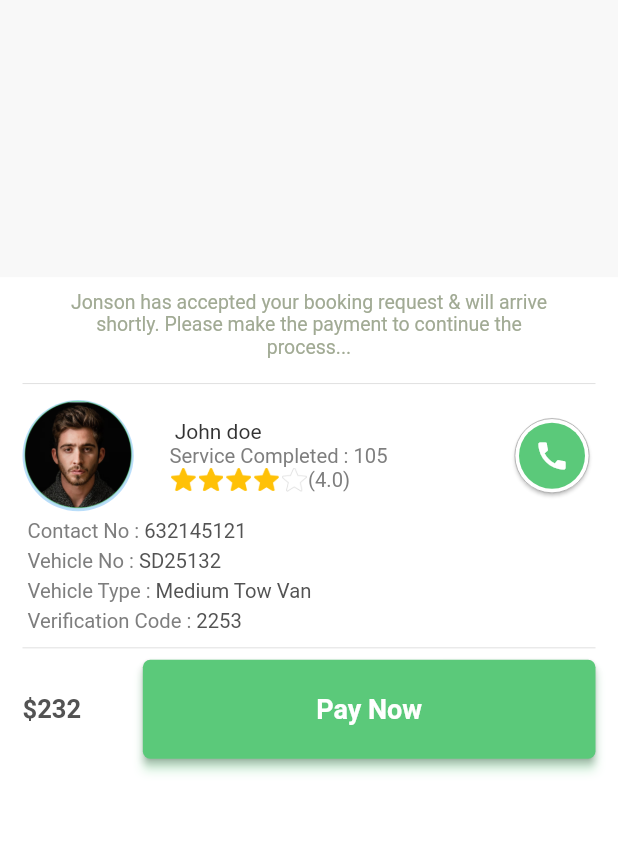
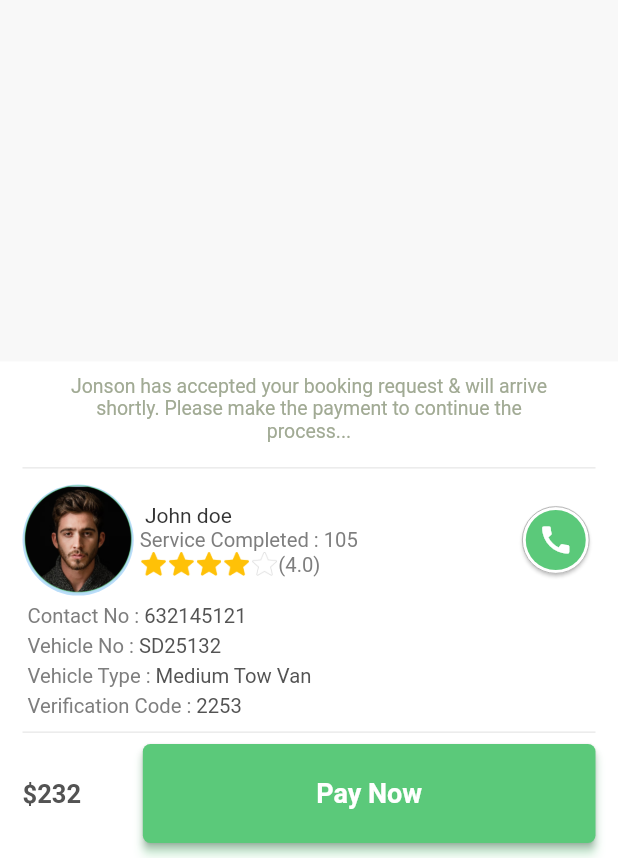
Before and after one commit to harshpatel5404/restowcustomer, a Flutter app: the PayScreen screen opened directly, on a phone screen of 412 x 824 dp, the part 378-1236 px from its top. Run offline on Flutter 3.47's test engine with Material 2 defaults, Android fonts, the phone set to English and light mode, and no system bars; drawn by our look-alikes of flutter_rating_bar; our stand-ins replace dotted_border, flutter_calendar_carousel, flutter_svg, get, otp_text_field.

Commit message:
change in pay

```diff
--- a/lib/Screens/Payments/pay_screen.dart
+++ b/lib/Screens/Payments/pay_screen.dart
@@ -73,7 +73,6 @@ class _PayScreenState extends State<PayScreen> {
                 ),
               ),
               Container(
-                height: Get.height * 0.47,
                 width: Get.width,
                 decoration: BoxDecoration(
                   color: Colors.white,
@@ -93,7 +92,6 @@ class _PayScreenState extends State<PayScreen> {
                                   const EdgeInsets.symmetric(vertical: 5.0),
                               child: Text(
                                 "Jonson has accepted your booking request & will arrive shortly. Please make the payment to continue the process...",
-                                // maxLines: 2,
                                 textAlign: TextAlign.center,
                                 style: TextStyle(
                                   color: Color(0xffA1AA94),
@@ -109,13 +107,18 @@ class _PayScreenState extends State<PayScreen> {
                           child: Row(
                             mainAxisAlignment: MainAxisAlignment.spaceBetween,
                             children: [
+                              Row(
+                                children: [
                                   CircleAvatar(
                                     radius: Get.height * 0.045,
                                     backgroundImage:
                                         AssetImage("assets/images/profile.png"),
                                   ),
-                              Column(
-                                crossAxisAlignment: CrossAxisAlignment.start,
+                                  Padding(
+                                    padding: const EdgeInsets.only(left: 4.0),
+                                    child: Column(
+                                      crossAxisAlignment:
+                                          CrossAxisAlignment.start,
                                       children: [
                                         Text(
                                           " John doe",
@@ -164,14 +167,15 @@ class _PayScreenState extends State<PayScreen> {
                                               style: TextStyle(
                                                   color: Color(0xff7E7E7E),
                                                   fontSize: 13.5,
-                                            fontWeight: FontWeight.normal),
+                                                  fontWeight:
+                                                      FontWeight.normal),
                                             ),
                                           ],
                                         ),
                                       ],
                                     ),
-                              SizedBox(
-                                width: Get.width * 0.08,
+                                  ),
+                                ],
                               ),
                               Card(
                                 shape: RoundedRectangleBorder(
@@ -180,9 +184,9 @@ class _PayScreenState extends State<PayScreen> {
                                         color: Colors.grey, width: 0.5)),
                                 elevation: 1,
                                 child: Padding(
-                                  padding: const EdgeInsets.all(3.0),
+                                  padding: const EdgeInsets.all(2.5),
                                   child: CircleAvatar(
-                                    radius: 22,
+                                    radius: 20,
                                     backgroundColor: kPrimaryColor,
                                     child: Icon(
                                       Icons.call,
--- a/lib/Widgets/drawer_menu.dart
+++ b/lib/Widgets/drawer_menu.dart
@@ -225,9 +225,9 @@ class _MyDrawerState extends State<MyDrawer> {
                         case 3:
                           Get.to(RatingReviewScreen());
                           break;
-                        case 4:
-                          Get.to(CalendarScreen());
-                          break;
+                        // case 4:
+                        //   Get.to(CalendarScreen());
+                        //   break;
                         case 5:
                           Get.to(AboutUs());
                           break;
```
Lines whose indentation alone changed are shown as unchanged.
